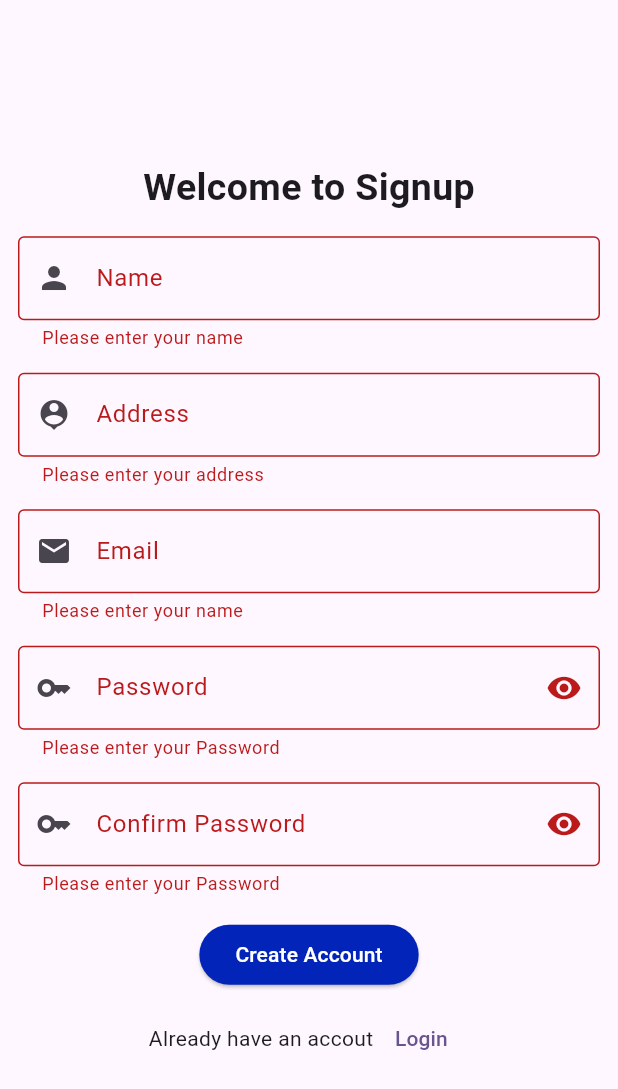
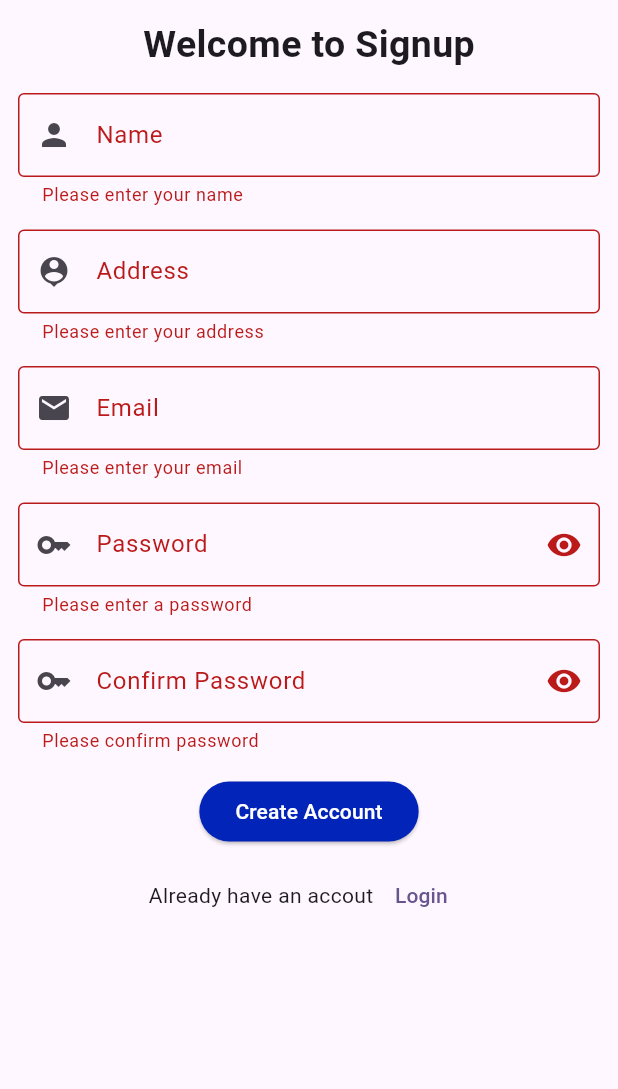
Before and after one commit to pukarnepali/flutter-signup-login, a Flutter app: the SignupScreen screen opened directly, after a tap on "Create Account", on a phone screen of 412 x 824 dp. Shown: the top 1089 px of the screen. Run offline on Flutter 3.47's test engine with Material 3 defaults, Android fonts, the phone set to English and light mode, and no system bars.

Commit message:
use of validator

```diff
--- a/lib/signup_screen.dart
+++ b/lib/signup_screen.dart
@@ -10,11 +10,17 @@ class SignupScreen extends StatefulWidget {
 class _SignupScreenState extends State<SignupScreen> {
   var _formKey = GlobalKey<FormState>();
   bool isVisible = true;
+  final TextEditingController namecontroller = TextEditingController();
+  final TextEditingController addresscontroller = TextEditingController();
+  final TextEditingController emailcontroller = TextEditingController();
+  final TextEditingController passwordcontroller = TextEditingController();
+
   @override
   Widget build(BuildContext context) {
     return Scaffold(
       body: Padding(
         padding: EdgeInsets.all(12.0),
+        child: SingleChildScrollView(
           child: Form(
             key: _formKey,
             child: Column(
@@ -54,8 +60,6 @@ class _SignupScreenState extends State<SignupScreen> {
                   validator: (String? value) {
                     if (value == null || value.isEmpty) {
                       return "Please enter your address";
-                  } else if (value.length < 8) {
-                    return "Enter Valid Address";
                     }
                     return null;
                   },
@@ -68,11 +72,12 @@ class _SignupScreenState extends State<SignupScreen> {
                     hintText: "example@gmail.com",
                     border: OutlineInputBorder(),
                   ),
-                validator: (String? value) {
+                  validator: (value) {
                     if (value == null || value.isEmpty) {
-                    return "Please enter your name";
-                  } else if (value.length < 8) {
-                    return "Name should be atleast of 8 letters";
+                      return 'Please enter your email';
+                    }
+                    if (!RegExp(r'^[^@]+@[^@]+\.[^@]+').hasMatch(value)) {
+                      return 'Please enter a valid email';
                     }
                     return null;
                   },
@@ -80,6 +85,7 @@ class _SignupScreenState extends State<SignupScreen> {
                 SizedBox(height: 15),
                 TextFormField(
                     obscureText: isVisible,
+                    controller: passwordcontroller,
                     decoration: InputDecoration(
                       suffixIcon: IconButton(
                           onPressed: () {
@@ -92,15 +98,19 @@ class _SignupScreenState extends State<SignupScreen> {
                       hintText: "********",
                       border: OutlineInputBorder(),
                     ),
-                validator: (String? value) {
+                    validator: (value) {
                       if (value == null || value.isEmpty) {
-                    return "Please enter your Password";
-                  } else if (value.length < 8) {
-                    return "Password should be atleast of 8 letters";
+                        return "Please enter a password";
+                      } else if (value.length < 6) {
+                        return "Please enter a valid";
+                      } else if (!RegExp(
+                              r'^(?=.*[A-Za-z])(?=.*\d)(?=.*[!@#$%^&*()_+\-=\[\]{};:\\|,.<>\/?]).{8,}$')
+                          .hasMatch(value)) {
+                        return "Please enter a valid password";
+                      } else {
+                        return null;
                       }
-                  return null;
-                },
-              ),
+                    }),
                 SizedBox(height: 15),
                 TextFormField(
                   obscureText: isVisible,
@@ -116,11 +126,11 @@ class _SignupScreenState extends State<SignupScreen> {
                     hintText: "********",
                     border: OutlineInputBorder(),
                   ),
-                validator: (String? value) {
+                  validator: (value) {
                     if (value == null || value.isEmpty) {
-                    return "Please enter your Password";
-                  } else if (value.length < 8) {
-                    return "Password should be atleast of 8 letters";
+                      return "Please confirm password";
+                    } else if (value != passwordcontroller.text) {
+                      return "Password doesn't match!";
                     }
                     return null;
                   },
@@ -157,6 +167,7 @@ class _SignupScreenState extends State<SignupScreen> {
             ),
           ),
         ),
+      ),
     );
   }
 }
```
Lines whose indentation alone changed are shown as unchanged.
